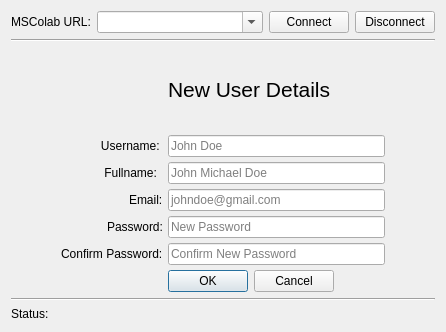
First picture: the form in mslib/msui/ui/ui_mscolab_connect_dialog.ui, repository Open-MSS/MSS, before the edit.
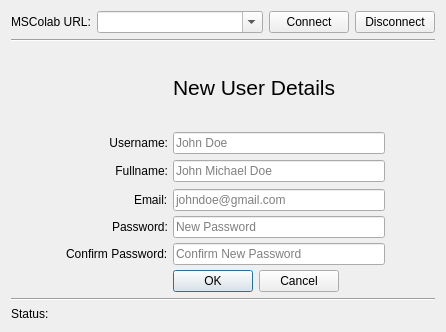
Second picture: the form after the edit.

```diff
--- a/mslib/msui/ui/ui_mscolab_connect_dialog.ui
+++ b/mslib/msui/ui/ui_mscolab_connect_dialog.ui
@@ -260,16 +260,22 @@
         </widget>
        </item>
        <item row="2" column="0">
-        <widget class="QLabel" name="fullnameLabel">
+        <widget class="QLabel" name="newFullnameLabel">
+         <property name="minimumSize">
+          <size>
+           <width>107</width>
+           <height>25</height>
+          </size>
+         </property>
          <property name="text">
-          <string>             Fullname:</string>
+          <string>&lt;html&gt;&lt;head/&gt;&lt;body&gt;&lt;p align=&quot;right&quot;&gt;Fullname:&lt;/p&gt;&lt;/body&gt;&lt;/html&gt;</string>
          </property>
         </widget>
        </item>
        <item row="1" column="0">
         <widget class="QLabel" name="newUsernameLabel">
          <property name="text">
-          <string>            Username:</string>
+          <string>&lt;html&gt;&lt;head/&gt;&lt;body&gt;&lt;p align=&quot;right&quot;&gt;Username:&lt;/p&gt;&lt;/body&gt;&lt;/html&gt;</string>
          </property>
         </widget>
        </item>
```
Left out of the diff: 2 changed lines with no effect on the pictures.
